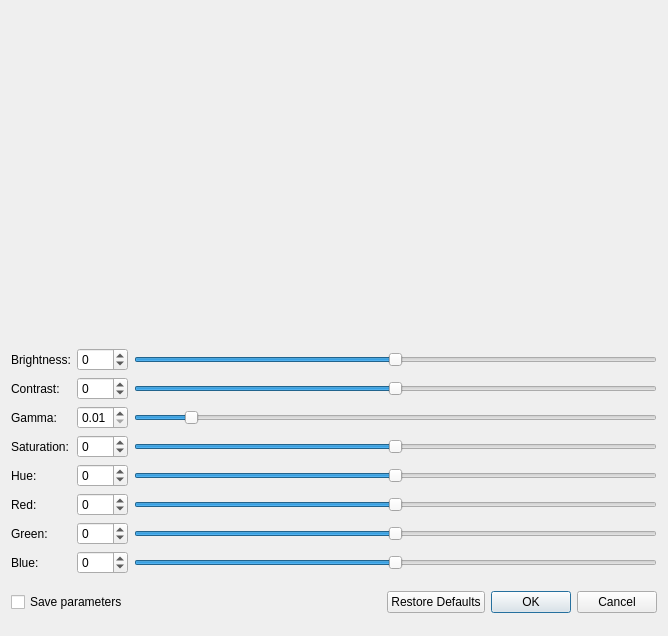
classicimageviewer/ClassicImageViewer, file src/dialogs/coloradjdialog.ui: the form before one commit.
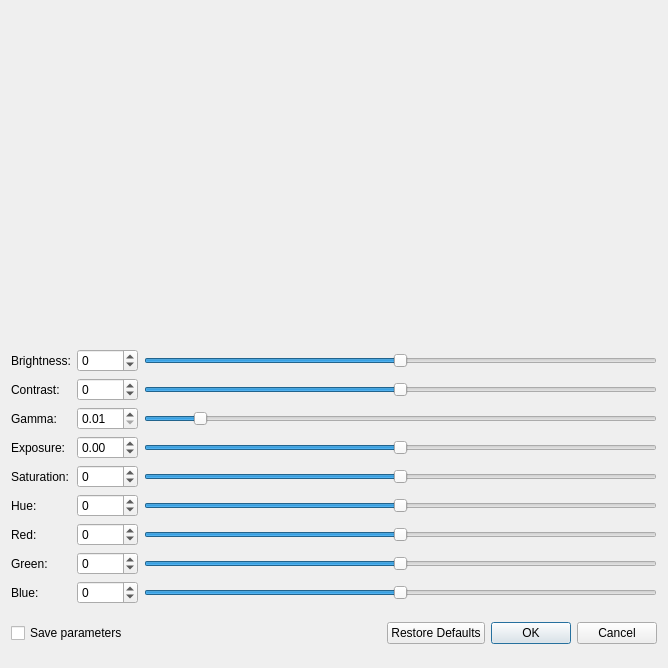
The form after the commit.

Commit message: ColorAdjust: add exposure control

Patch:
```diff
--- a/src/dialogs/coloradjdialog.ui
+++ b/src/dialogs/coloradjdialog.ui
@@ -10,7 +10,7 @@
     <x>0</x>
     <y>0</y>
     <width>668</width>
-    <height>636</height>
+    <height>668</height>
    </rect>
   </property>
   <property name="windowTitle">
@@ -63,8 +63,8 @@
      </item>
      <item>
       <layout class="QGridLayout" name="gridLayout">
-       <item row="1" column="1">
-        <widget class="QDoubleSpinBox" name="doubleSpinBoxContrast">
+       <item row="7" column="1">
+        <widget class="QDoubleSpinBox" name="doubleSpinBoxGreen">
          <property name="decimals">
           <number>0</number>
          </property>
@@ -79,51 +79,77 @@
          </property>
         </widget>
        </item>
-       <item row="0" column="1">
-        <widget class="QDoubleSpinBox" name="doubleSpinBoxBrightness">
-         <property name="decimals">
-          <number>0</number>
-         </property>
-         <property name="minimum">
-          <double>-100.000000000000000</double>
-         </property>
-         <property name="maximum">
-          <double>100.000000000000000</double>
-         </property>
-         <property name="singleStep">
-          <double>1.000000000000000</double>
-         </property>
-        </widget>
-       </item>
-       <item row="3" column="0">
+       <item row="4" column="0">
         <widget class="QLabel" name="labelSaturation">
          <property name="text">
           <string>Saturation:</string>
          </property>
         </widget>
        </item>
-       <item row="6" column="0">
-        <widget class="QLabel" name="labelGreen">
+       <item row="8" column="2">
+        <widget class="QSlider" name="horizontalSliderBlue">
+         <property name="minimum">
+          <number>-100</number>
+         </property>
+         <property name="maximum">
+          <number>100</number>
+         </property>
+         <property name="orientation">
+          <enum>Qt::Horizontal</enum>
+         </property>
+        </widget>
+       </item>
+       <item row="0" column="1">
+        <widget class="QDoubleSpinBox" name="doubleSpinBoxBrightness">
+         <property name="decimals">
+          <number>0</number>
+         </property>
+         <property name="minimum">
+          <double>-100.000000000000000</double>
+         </property>
+         <property name="maximum">
+          <double>100.000000000000000</double>
+         </property>
+         <property name="singleStep">
+          <double>1.000000000000000</double>
+         </property>
+        </widget>
+       </item>
+       <item row="5" column="2">
+        <widget class="QSlider" name="horizontalSliderHue">
+         <property name="minimum">
+          <number>-180</number>
+         </property>
+         <property name="maximum">
+          <number>180</number>
+         </property>
+         <property name="orientation">
+          <enum>Qt::Horizontal</enum>
+         </property>
+        </widget>
+       </item>
+       <item row="0" column="2">
+        <widget class="QSlider" name="horizontalSliderBrightness">
+         <property name="minimum">
+          <number>-100</number>
+         </property>
+         <property name="maximum">
+          <number>100</number>
+         </property>
+         <property name="orientation">
+          <enum>Qt::Horizontal</enum>
+         </property>
+        </widget>
+       </item>
+       <item row="1" column="0">
+        <widget class="QLabel" name="labelContrast">
          <property name="text">
-          <string>Green:</string>
+          <string>Contrast:</string>
          </property>
         </widget>
        </item>
-       <item row="1" column="2">
-        <widget class="QSlider" name="horizontalSliderContrast">
-         <property name="minimum">
-          <number>-100</number>
-         </property>
-         <property name="maximum">
-          <number>100</number>
-         </property>
-         <property name="orientation">
-          <enum>Qt::Horizontal</enum>
-         </property>
-        </widget>
-       </item>
-       <item row="7" column="1">
-        <widget class="QDoubleSpinBox" name="doubleSpinBoxBlue">
+       <item row="1" column="1">
+        <widget class="QDoubleSpinBox" name="doubleSpinBoxContrast">
          <property name="decimals">
           <number>0</number>
          </property>
@@ -138,7 +164,20 @@
          </property>
         </widget>
        </item>
-       <item row="3" column="1">
+       <item row="4" column="2">
+        <widget class="QSlider" name="horizontalSliderSaturation">
+         <property name="minimum">
+          <number>-100</number>
+         </property>
+         <property name="maximum">
+          <number>100</number>
+         </property>
+         <property name="orientation">
+          <enum>Qt::Horizontal</enum>
+         </property>
+        </widget>
+       </item>
+       <item row="4" column="1">
         <widget class="QDoubleSpinBox" name="doubleSpinBoxSaturation">
          <property name="decimals">
           <number>0</number>
@@ -154,6 +193,27 @@
          </property>
         </widget>
        </item>
+       <item row="5" column="0">
+        <widget class="QLabel" name="labelHue">
+         <property name="text">
+          <string>Hue:</string>
+         </property>
+        </widget>
+       </item>
+       <item row="6" column="0">
+        <widget class="QLabel" name="labelRed">
+         <property name="text">
+          <string>Red:</string>
+         </property>
+        </widget>
+       </item>
+       <item row="8" column="0">
+        <widget class="QLabel" name="labelBlue">
+         <property name="text">
+          <string>Blue:</string>
+         </property>
+        </widget>
+       </item>
        <item row="0" column="0">
         <widget class="QLabel" name="labelBrightness">
          <property name="text">
@@ -161,56 +221,7 @@
          </property>
         </widget>
        </item>
-       <item row="3" column="2">
-        <widget class="QSlider" name="horizontalSliderSaturation">
-         <property name="minimum">
-          <number>-100</number>
-         </property>
-         <property name="maximum">
-          <number>100</number>
-         </property>
-         <property name="orientation">
-          <enum>Qt::Horizontal</enum>
-         </property>
-        </widget>
-       </item>
-       <item row="2" column="0">
-        <widget class="QLabel" name="labelGamma">
-         <property name="text">
-          <string>Gamma:</string>
-         </property>
-        </widget>
-       </item>
-       <item row="2" column="1">
-        <widget class="QDoubleSpinBox" name="doubleSpinBoxGamma">
-         <property name="minimum">
-          <double>0.010000000000000</double>
-         </property>
-         <property name="maximum">
-          <double>9.990000000000000</double>
-         </property>
-         <property name="singleStep">
-          <double>0.010000000000000</double>
-         </property>
-        </widget>
-       </item>
        <item row="5" column="1">
-        <widget class="QDoubleSpinBox" name="doubleSpinBoxRed">
-         <property name="decimals">
-          <number>0</number>
-         </property>
-         <property name="minimum">
-          <double>-100.000000000000000</double>
-         </property>
-         <property name="maximum">
-          <double>100.000000000000000</double>
-         </property>
-         <property name="singleStep">
-          <double>1.000000000000000</double>
-         </property>
-        </widget>
-       </item>
-       <item row="4" column="1">
         <widget class="QDoubleSpinBox" name="doubleSpinBoxHue">
          <property name="decimals">
           <number>0</number>
@@ -226,63 +237,7 @@
          </property>
         </widget>
        </item>
-       <item row="6" column="1">
-        <widget class="QDoubleSpinBox" name="doubleSpinBoxGreen">
-         <property name="decimals">
-          <number>0</number>
-         </property>
-         <property name="minimum">
-          <double>-100.000000000000000</double>
-         </property>
-         <property name="maximum">
-          <double>100.000000000000000</double>
-         </property>
-         <property name="singleStep">
-          <double>1.000000000000000</double>
-         </property>
-        </widget>
-       </item>
-       <item row="1" column="0">
-        <widget class="QLabel" name="labelContrast">
-         <property name="text">
-          <string>Contrast:</string>
-         </property>
-        </widget>
-       </item>
        <item row="6" column="2">
-        <widget class="QSlider" name="horizontalSliderGreen">
-         <property name="minimum">
-          <number>-100</number>
-         </property>
-         <property name="maximum">
-          <number>100</number>
-         </property>
-         <property name="orientation">
-          <enum>Qt::Horizontal</enum>
-         </property>
-        </widget>
-       </item>
-       <item row="5" column="0">
-        <widget class="QLabel" name="labelRed">
-         <property name="text">
-          <string>Red:</string>
-         </property>
-        </widget>
-       </item>
-       <item row="0" column="2">
-        <widget class="QSlider" name="horizontalSliderBrightness">
-         <property name="minimum">
-          <number>-100</number>
-         </property>
-         <property name="maximum">
-          <number>100</number>
-         </property>
-         <property name="orientation">
-          <enum>Qt::Horizontal</enum>
-         </property>
-        </widget>
-       </item>
-       <item row="5" column="2">
         <widget class="QSlider" name="horizontalSliderRed">
          <property name="minimum">
           <number>-100</number>
@@ -295,8 +250,51 @@
          </property>
         </widget>
        </item>
+       <item row="2" column="0">
+        <widget class="QLabel" name="labelGamma">
+         <property name="text">
+          <string>Gamma:</string>
+         </property>
+        </widget>
+       </item>
+       <item row="2" column="1">
+        <widget class="QDoubleSpinBox" name="doubleSpinBoxGamma">
+         <property name="minimum">
+          <double>0.010000000000000</double>
+         </property>
+         <property name="maximum">
+          <double>9.990000000000000</double>
+         </property>
+         <property name="singleStep">
+          <double>0.010000000000000</double>
+         </property>
+        </widget>
+       </item>
+       <item row="8" column="1">
+        <widget class="QDoubleSpinBox" name="doubleSpinBoxBlue">
+         <property name="decimals">
+          <number>0</number>
+         </property>
+         <property name="minimum">
+          <double>-100.000000000000000</double>
+         </property>
+         <property name="maximum">
+          <double>100.000000000000000</double>
+         </property>
+         <property name="singleStep">
+          <double>1.000000000000000</double>
+         </property>
+        </widget>
+       </item>
+       <item row="7" column="0">
+        <widget class="QLabel" name="labelGreen">
+         <property name="text">
+          <string>Green:</string>
+         </property>
+        </widget>
+       </item>
        <item row="7" column="2">
-        <widget class="QSlider" name="horizontalSliderBlue">
+        <widget class="QSlider" name="horizontalSliderGreen">
          <property name="minimum">
           <number>-100</number>
          </property>
@@ -308,6 +306,22 @@
          </property>
         </widget>
        </item>
+       <item row="6" column="1">
+        <widget class="QDoubleSpinBox" name="doubleSpinBoxRed">
+         <property name="decimals">
+          <number>0</number>
+         </property>
+         <property name="minimum">
+          <double>-100.000000000000000</double>
+         </property>
+         <property name="maximum">
+          <double>100.000000000000000</double>
+         </property>
+         <property name="singleStep">
+          <double>1.000000000000000</double>
+         </property>
+        </widget>
+       </item>
        <item row="2" column="2">
         <widget class="QSlider" name="horizontalSliderGamma">
          <property name="minimum">
@@ -324,33 +338,52 @@
          </property>
         </widget>
        </item>
-       <item row="7" column="0">
-        <widget class="QLabel" name="labelBlue">
-         <property name="text">
-          <string>Blue:</string>
+       <item row="1" column="2">
+        <widget class="QSlider" name="horizontalSliderContrast">
+         <property name="minimum">
+          <number>-100</number>
          </property>
+         <property name="maximum">
+          <number>100</number>
+         </property>
+         <property name="orientation">
+          <enum>Qt::Horizontal</enum>
+         </property>
         </widget>
        </item>
-       <item row="4" column="0">
-        <widget class="QLabel" name="labelHue">
+       <item row="3" column="0">
+        <widget class="QLabel" name="labelExposure">
          <property name="text">
-          <string>Hue:</string>
+          <string>Exposure:</string>
          </property>
         </widget>
        </item>
-       <item row="4" column="2">
-        <widget class="QSlider" name="horizontalSliderHue">
+       <item row="3" column="2">
+        <widget class="QSlider" name="horizontalSliderExposure">
          <property name="minimum">
-          <number>-180</number>
+          <number>-1000</number>
          </property>
          <property name="maximum">
-          <number>180</number>
+          <number>1000</number>
          </property>
          <property name="orientation">
           <enum>Qt::Horizontal</enum>
          </property>
         </widget>
        </item>
+       <item row="3" column="1">
+        <widget class="QDoubleSpinBox" name="doubleSpinBoxExposure">
+         <property name="minimum">
+          <double>-10.000000000000000</double>
+         </property>
+         <property name="maximum">
+          <double>10.000000000000000</double>
+         </property>
+         <property name="singleStep">
+          <double>0.010000000000000</double>
+         </property>
+        </widget>
+       </item>
       </layout>
      </item>
     </layout>
```
Left out of the diff: 2 changed lines with no effect on the pictures. The commit also changes 5 other files.
